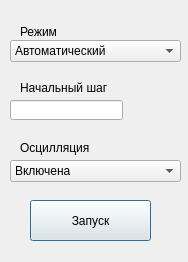
Qt form dialog.ui (MikProtopopov/Diplom) before a commit.
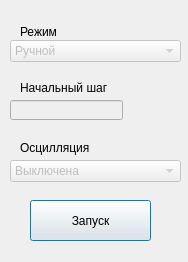
The same form after that commit.

The edit to the form file:
```diff
--- a/dialog.ui
+++ b/dialog.ui
@@ -14,7 +14,7 @@
    </rect>
   </property>
   <property name="windowTitle">
-   <string>Dialog</string>
+   <string>Начало работы</string>
   </property>
   <widget class="QPushButton" name="pushButton">
    <property name="geometry">
@@ -30,6 +30,9 @@
    </property>
   </widget>
   <widget class="QLineEdit" name="lineEdit">
+   <property name="enabled">
+    <bool>false</bool>
+   </property>
    <property name="geometry">
     <rect>
      <x>10</x>
@@ -53,6 +56,9 @@
    </property>
   </widget>
   <widget class="QComboBox" name="comboBox">
+   <property name="enabled">
+    <bool>false</bool>
+   </property>
    <property name="geometry">
     <rect>
      <x>10</x>
@@ -61,16 +67,16 @@
      <height>22</height>
     </rect>
    </property>
-   <item>
-    <property name="text">
-     <string>Автоматический</string>
-    </property>
-   </item>
    <item>
     <property name="text">
      <string>Ручной</string>
     </property>
    </item>
+   <item>
+    <property name="text">
+     <string>Автоматический</string>
+    </property>
+   </item>
   </widget>
   <widget class="QLabel" name="label_2">
    <property name="geometry">
@@ -86,6 +92,9 @@
    </property>
   </widget>
   <widget class="QComboBox" name="comboBox_2">
+   <property name="enabled">
+    <bool>false</bool>
+   </property>
    <property name="geometry">
     <rect>
      <x>10</x>
@@ -94,16 +103,16 @@
      <height>22</height>
     </rect>
    </property>
-   <item>
-    <property name="text">
-     <string>Включена</string>
-    </property>
-   </item>
    <item>
     <property name="text">
      <string>Выключена</string>
     </property>
    </item>
+   <item>
+    <property name="text">
+     <string>Включена</string>
+    </property>
+   </item>
   </widget>
   <widget class="QLabel" name="label_3">
    <property name="geometry">
```
